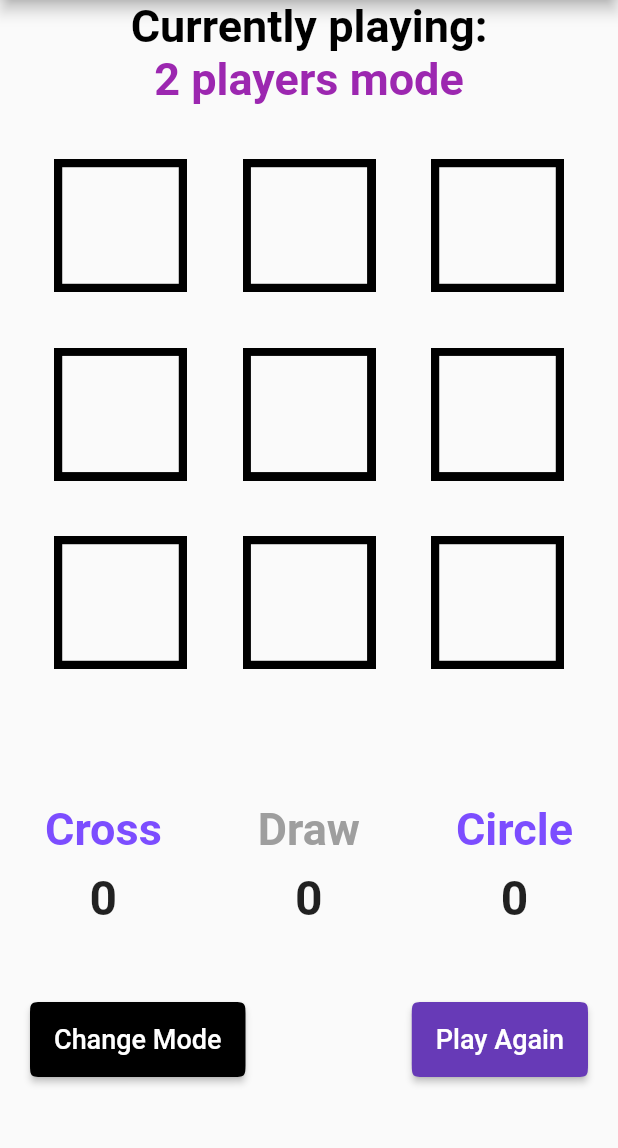
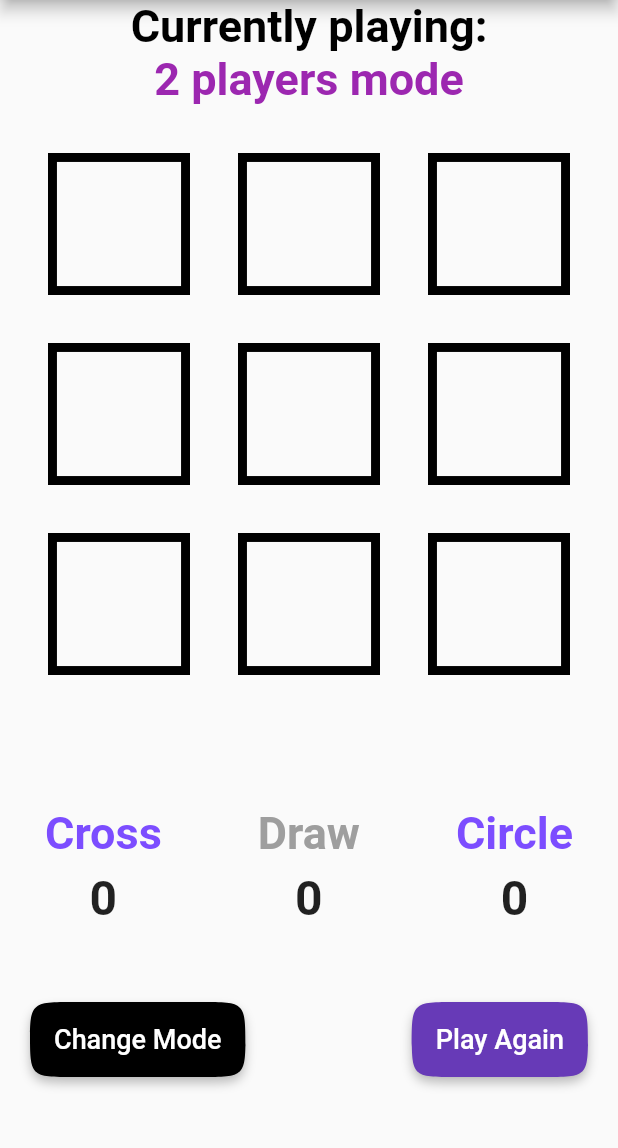
Before and after one commit to Vice31/TicTacToeVicenzotto, a Flutter app: the screen it shows after launch, on a phone screen of 412 x 824 dp, the part 84-1232 px from its top. Run offline on Flutter 3.47's test engine with Material 2 defaults, Android fonts, the phone set to English and light mode, and no system bars.

Commit message:
maggiore compatibilità e commenti

```diff
--- a/lib/HomePage.dart
+++ b/lib/HomePage.dart
@@ -53,12 +53,12 @@ class _HomePageState extends State<HomePage> {
   Widget build(BuildContext context) {
     return Scaffold(
       key: _scafoldKey,
-      appBar: AppBar(
+      appBar: AppBar(   //barra superiore
         title: Text(
           'Tic Tac Toe Vicenzotto',
           style: TextStyle(color: Colors.white),
         ),
-        actions: <Widget>[
+        actions: <Widget>[    //pulsante per resettare i punteggi
           new IconButton(
             icon: Icon(Icons.refresh),
             onPressed:()
@@ -90,23 +90,20 @@ class _HomePageState extends State<HomePage> {
               ),
           Expanded(
             child: GridView.builder(
-              padding: const EdgeInsets.all(20.0),
+              padding: myPadding(),
               physics: const NeverScrollableScrollPhysics(),
               gridDelegate: const SliverGridDelegateWithFixedCrossAxisCount(
                   crossAxisCount: 3,
-                  childAspectRatio: 1.0,
-                  crossAxisSpacing: 5.0,
-                  mainAxisSpacing: 5.0),
+                  ),
               itemCount: data.slotsTOT,
               itemBuilder: (BuildContext context, int i) => SizedBox(
-                width: 100.0,
-                height: 100.0,
                 child: MaterialButton(
                   onPressed: () => playGame(utility.convertToCords(i), true),
                   child: Image(
                     image: getImage(i),
                   ),
                 ),
+                //size: MediaQuery.of(context).size,
               ),
             ),
           ),
@@ -134,7 +131,7 @@ class _HomePageState extends State<HomePage> {
                   minWidth: 50.0,
                   height: 50.0,
                   shape: ContinuousRectangleBorder(
-                      borderRadius: BorderRadius.circular(10.0)),
+                      borderRadius: BorderRadius.circular(30.0)),
                   child: Text(
                     'Change Mode',
                     style: TextStyle(color: Colors.white, fontSize: 18.0),
@@ -146,7 +143,7 @@ class _HomePageState extends State<HomePage> {
                   minWidth: 50.0,
                   height: 50.0,
                   shape: ContinuousRectangleBorder(
-                      borderRadius: BorderRadius.circular(10.0)),
+                      borderRadius: BorderRadius.circular(30.0)),
                   child: Text(
                     'Play Again',
                     style: TextStyle(color: Colors.white, fontSize: 18.0),
@@ -162,6 +159,21 @@ class _HomePageState extends State<HomePage> {
   }
 
 
+  //per gestire la compatipilità con dispositivi di dimensioni diverse
+  EdgeInsetsGeometry myPadding()
+  {
+      var screenSize = MediaQuery.of(context).size;
+      print(screenSize.toString());
+      if(screenSize.height < 640)
+        return EdgeInsets.fromLTRB(70.0,0.0,70.0,0.0);
+      else if(screenSize.height < 690)
+        return EdgeInsets.fromLTRB(40.0,0.0,40.0,0.0);
+      else if(screenSize.height < 750)
+        return EdgeInsets.fromLTRB(25.0,0.0,25.0,0.0);
+      else return EdgeInsets.all(16.0);
+  }
+
+
   Widget writeText(String t, int s, Color c) {
     return Column(
       children: <Widget>[
@@ -170,7 +182,7 @@ class _HomePageState extends State<HomePage> {
           style:
               TextStyle(fontSize: 30.0, color: c, fontWeight: FontWeight.bold),
         ),
-        const SizedBox(height: 10.0),
+        const SizedBox(height: 7.0),
         Text(
           '$s',
           style: TextStyle(fontSize: 32.0, fontWeight: FontWeight.bold),
@@ -217,6 +229,7 @@ class _HomePageState extends State<HomePage> {
     }
   }
 
+  //pulisce la board
   void resetGame() {
     setState(() {
       data.gameBoard = [
@@ -230,6 +243,7 @@ class _HomePageState extends State<HomePage> {
     });
   }
 
+  //pulisce la board
   void newGame() {
     resetGame();
     setState(() {
@@ -239,13 +253,16 @@ class _HomePageState extends State<HomePage> {
     });
   }
 
+  //cambia difficoltà e pulisce la board
   void incDiff()
   {
+    resetGame();
     setState(() {
       data.difficulty = (data.difficulty + 1) % 4;
     });
   }
 
+  //assegna i punti
   void markPoints(int mark) {
     switch (mark) {
       case 1:
@@ -271,6 +288,7 @@ class _HomePageState extends State<HomePage> {
     }
   }
 
+  //mostra lo snackbar con il vincitore
   void showWinner(int winner) {
     String _text;
 
```
